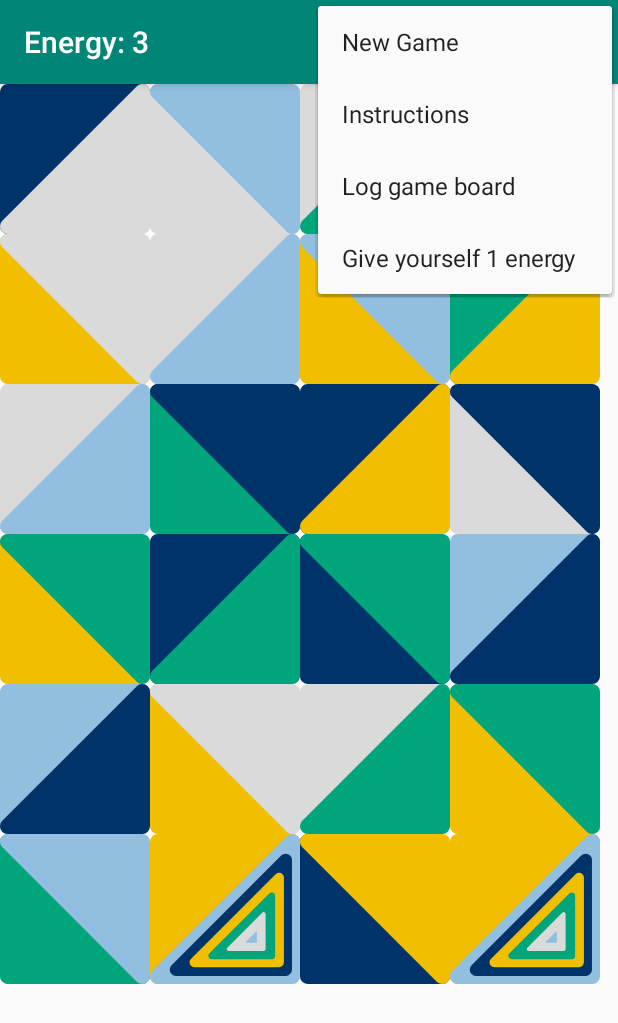
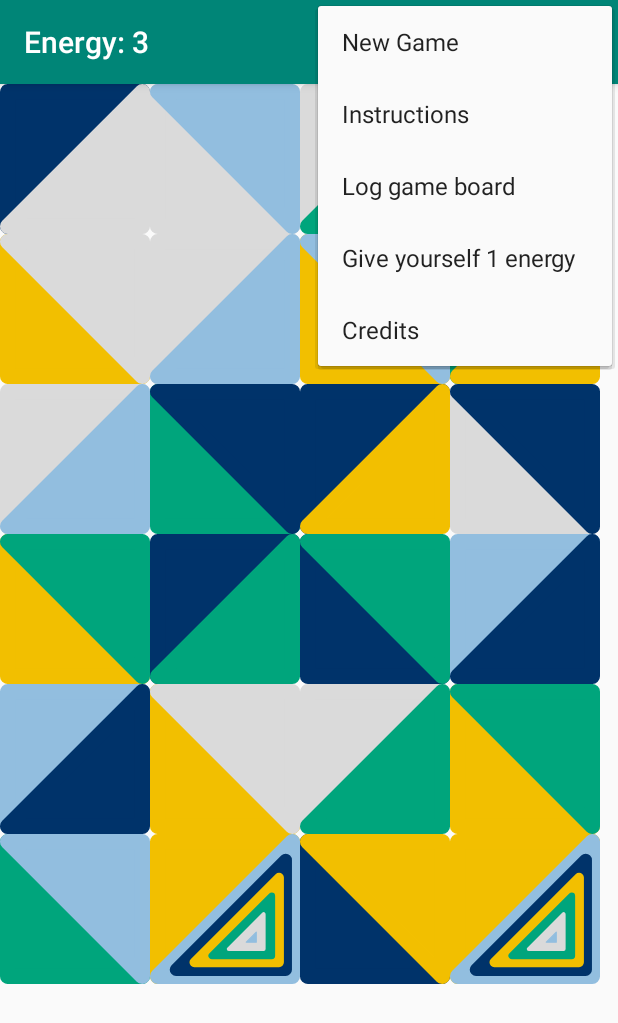
Before and after one commit to MacroChip/Triangulation, an Android app: the screen it shows after launch (MainActivity), with the options menu open, on a phone screen of 412 x 824 dp. Shown: the top 1023 px of the screen. Run offline under Robolectric (Android 15) with nearby library versions, the light colour scheme and no system bars.

Commit message:
Add credits item menu

```diff
--- a/app/src/main/java/com/basementbrosdevelopers/triangulation/MainActivity.java
+++ b/app/src/main/java/com/basementbrosdevelopers/triangulation/MainActivity.java
@@ -26,6 +26,7 @@ import com.google.gson.Gson;
 
 import org.jetbrains.annotations.NotNull;
 
+import static com.basementbrosdevelopers.triangulation.DialogsKt.showCredits;
 import static com.basementbrosdevelopers.triangulation.DialogsKt.showGridlockedDialog;
 import static com.basementbrosdevelopers.triangulation.DialogsKt.showInstructions;
 import static com.basementbrosdevelopers.triangulation.DialogsKt.showNotEnoughEnergyDialog;
@@ -122,6 +123,10 @@ public class MainActivity extends AppCompatActivity {
         if (item.getItemId() == R.id.give_energy) {
             energy.gainEnergy();
             redraw();
+            return true;
+        }
+        if (item.getItemId() == R.id.credits) {
+            currentDialog = showCredits(this);
             return true;
         }
         return super.onOptionsItemSelected(item);
--- a/app/src/main/res/menu/main_options_menu.xml
+++ b/app/src/main/res/menu/main_options_menu.xml
@@ -12,4 +12,7 @@
     <item
         android:id="@+id/give_energy"
         android:title="Give yourself 1 energy" />
+    <item
+        android:id="@+id/credits"
+        android:title="Credits" />
 </menu>
```
Also changed, not shown: app/src/main/java/com/basementbrosdevelopers/triangulation/Dialogs.kt (+10 -0 lines).
